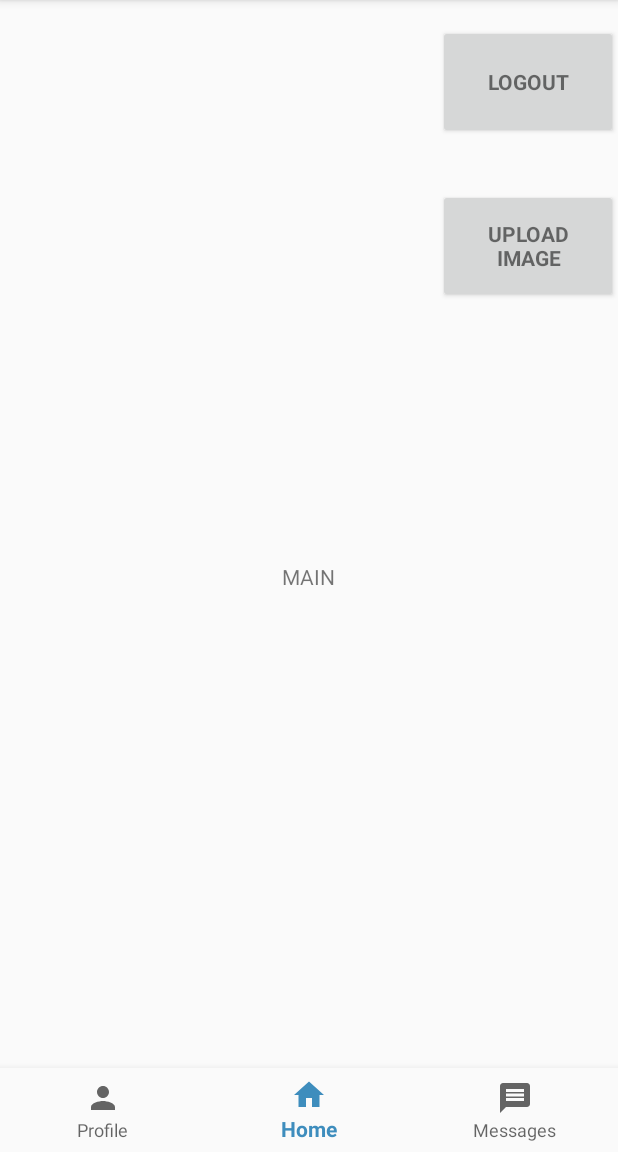
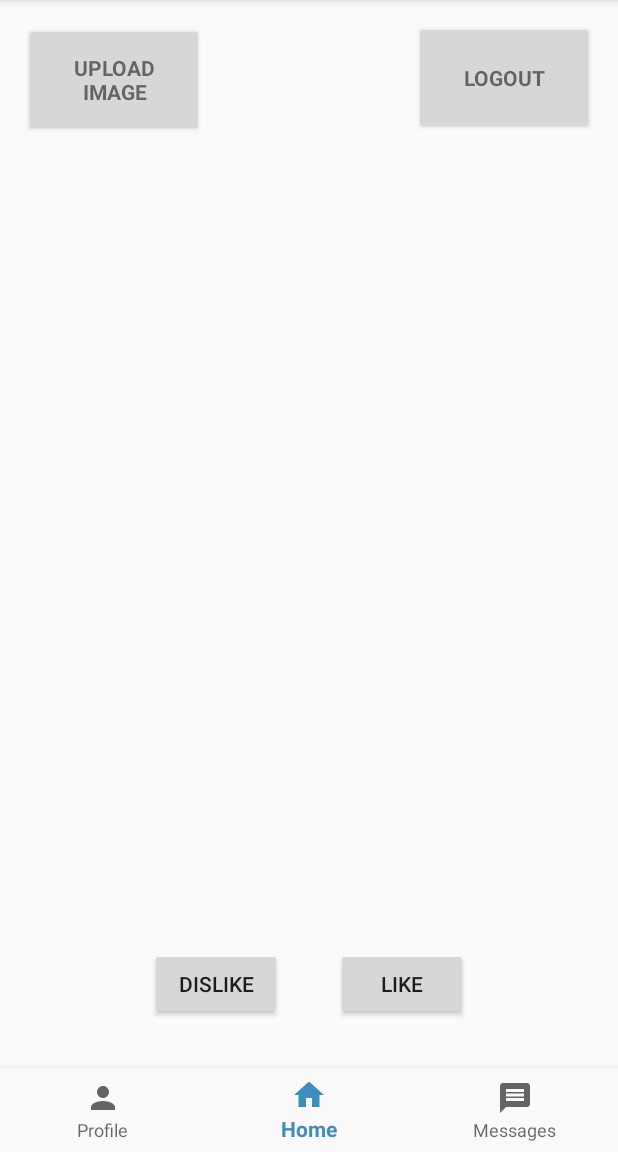
Before and after one commit to SamOstlund/Room8, an Android app: the screen it shows after launch once a user with an empty profile is signed in (MainActivity), on a phone screen of 412 x 824 dp, the part 84-1236 px from its top. Run offline under Robolectric (Android 15) with nearby library versions, the phone set to English and light mode, and no system bars; our stand-ins replace Firebase (no records; nobody signed in at launch, a user with empty details on screens opened directly); pictures from the network do not load.

Commit message:
Beginning of the matchmaking process. Created a userArrayAdapter class which will be used to display the cards. Made changes to the user class by adding a constructor that will create a user class just off of their unique ID. For the matchmaking process, we just need to figure out a way to display the arrayAdapter in a kind of list view or scroll view. We also need to change how our firebase database is set up so that we have a few more entries under each user. We need to have a "connections" with a sub tree under that called "yes" and another called "no". If a user likes someone, then the liked person's unique ID will be placed under the "yes" node with a value of 1 indicating it is true, same goes for the "no" with dislikes. Then after each like, check for a match by going to the liked persons likes and see if the swiping user is under their yes category. If they are present, then it is a match and should be put under another category(that we need to create) called "matches".

```diff
--- a/app/build.gradle
+++ b/app/build.gradle
@@ -35,6 +35,7 @@ dependencies {
     testImplementation 'junit:junit:4.12'
     androidTestImplementation 'com.android.support.test:runner:1.0.2'
     androidTestImplementation 'com.android.support.test.espresso:espresso-core:3.0.2'
+    implementation 'com.android.support:cardview-v7:28.0.0'
 
 }
 
--- a/app/src/main/java/com/example/room8/MainActivity.java
+++ b/app/src/main/java/com/example/room8/MainActivity.java
@@ -1,26 +1,42 @@
 package com.example.room8;
 
+import android.content.Context;
 import android.os.Bundle;
 import android.support.annotation.NonNull;
+import android.support.annotation.Nullable;
 import android.support.design.widget.BottomNavigationView;
 import android.support.v7.app.AppCompatActivity;
+import android.support.v7.widget.CardView;
 import android.view.MenuItem;
 import android.view.View;
 import android.widget.Button;
+import android.widget.ListView;
 import android.widget.TextView;
 import android.content.Intent;
 import android.view.Menu;
 
 import com.google.firebase.auth.FirebaseAuth;
 import com.google.firebase.auth.FirebaseUser;
+import com.google.firebase.database.ChildEventListener;
+import com.google.firebase.database.DataSnapshot;
+import com.google.firebase.database.DatabaseError;
+import com.google.firebase.database.DatabaseReference;
+
+
+import java.util.ArrayList;
+import java.util.List;
+
 /*Match making process needs to be completed*/
 public class MainActivity extends AppCompatActivity {
 
     private TextView mTextMessage;
     private FirebaseAuth mAuth;
     private FirebaseAuth.AuthStateListener firebaseAuthStateListener;
-    private Button logout;
-    private Button uploadImage;
+    private Button logout, uploadImage, dislikeButton, likeButton;
+    private DatabaseReference databaseReference;
+    private ArrayList<user> possibleMatches;
+    private userArrayAdapter myUserArrayAdapter;
+    private ListView cardFrame;
 
 
     @Override
@@ -92,6 +108,29 @@ public class MainActivity extends AppCompatActivity {
             }
        });
 
+
+
+       //MATCHMAKING
+        dislikeButton = findViewById(R.id.dislikeButton);
+        likeButton = findViewById(R.id.likeButton);
+        cardFrame = findViewById(R.id.myListView);
+
+
+        String currentID = mAuth.getCurrentUser().getUid(); //string will hold the current logged in User ID
+        databaseReference = com.google.firebase.database.FirebaseDatabase.getInstance().getReference().child("Users"); //This creates a database reference that will reference our list of users
+
+        possibleMatches = new ArrayList<user>();
+
+        getPotentialMatches();
+        myUserArrayAdapter = new userArrayAdapter(this, R.layout.user_item, possibleMatches);
+
+        cardFrame.setAdapter(myUserArrayAdapter);
+
+
+
+
+
+
     }
     private void logOut(){
         mAuth.signOut();
@@ -109,5 +148,44 @@ public class MainActivity extends AppCompatActivity {
         mAuth.removeAuthStateListener(firebaseAuthStateListener);
     }
 
+    private void getPotentialMatches()
+    {
+        databaseReference.addChildEventListener(new ChildEventListener() {
+            @Override
+            public void onChildAdded(@NonNull DataSnapshot dataSnapshot, @Nullable String s)
+            {
+                if (dataSnapshot.exists() && !dataSnapshot.child("connections").child("no").hasChild(mAuth.getCurrentUser().getUid()) && !dataSnapshot.child("connections").child("yes").hasChild(mAuth.getCurrentUser().getUid()) && !dataSnapshot.child("matches").hasChild(mAuth.getCurrentUser().getUid()))
+                {
+                    user obj = new user(dataSnapshot.getKey());
+                    possibleMatches.add(obj);
+                    myUserArrayAdapter.notifyDataSetChanged();
+                }
+            }
+
+            @Override
+            public void onChildChanged(@NonNull DataSnapshot dataSnapshot, @Nullable String s)
+            {
+
+            }
+
+            @Override
+            public void onChildRemoved(@NonNull DataSnapshot dataSnapshot)
+            {
+
+            }
+
+            @Override
+            public void onChildMoved(@NonNull DataSnapshot dataSnapshot, @Nullable String s)
+            {
+
+            }
+
+            @Override
+            public void onCancelled(@NonNull DatabaseError databaseError)
+            {
+
+            }
+        });
+    }
 
 }
--- a/app/src/main/java/com/example/room8/profileActivity.java
+++ b/app/src/main/java/com/example/room8/profileActivity.java
@@ -23,7 +23,7 @@ import com.google.firebase.database.ValueEventListener;
 public class profileActivity extends AppCompatActivity
 {
     private FirebaseAuth mAuth;
-    DatabaseReference databaseReference;
+    private DatabaseReference databaseReference;
     private FirebaseUser loggedInUser;
     private TextView nameBox, ageBox, bioBox, nameIDBox, ageIDBox, minIDBox, minBox, maxIDBox, maxBox, bioIDBox;
     private ImageView userPIC;
--- a/app/src/main/java/com/example/room8/registerActivity.java
+++ b/app/src/main/java/com/example/room8/registerActivity.java
@@ -108,12 +108,10 @@ public class registerActivity extends AppCompatActivity {
     }
 
     private boolean isEmailValid(String email) {
-        //TODO: Replace this with your own logic
         return email.contains("@");
     }
 
     private boolean isPasswordValid(String password) {
-        //TODO: Replace this with your own logic
         return password.length() > 4;
     }
 
--- a/app/src/main/res/layout/activity_main.xml
+++ b/app/src/main/res/layout/activity_main.xml
@@ -27,10 +27,10 @@
         android:visibility="visible"
         app:layout_constraintBottom_toBottomOf="@+id/navigation"
         app:layout_constraintEnd_toEndOf="parent"
-        app:layout_constraintHorizontal_bias="1.0"
+        app:layout_constraintHorizontal_bias="0.945"
         app:layout_constraintStart_toStartOf="parent"
         app:layout_constraintTop_toTopOf="parent"
-        app:layout_constraintVertical_bias="0.024" />
+        app:layout_constraintVertical_bias="0.02" />
 
     <Button
 
@@ -43,27 +43,48 @@
         android:visibility="visible"
         app:layout_constraintBottom_toBottomOf="@+id/navigation"
         app:layout_constraintEnd_toEndOf="parent"
-        app:layout_constraintHorizontal_bias="1.0"
+        app:layout_constraintHorizontal_bias="0.054"
         app:layout_constraintStart_toStartOf="parent"
         app:layout_constraintTop_toTopOf="parent"
-        app:layout_constraintVertical_bias="0.182" />
+        app:layout_constraintVertical_bias="0.022" />
 
 
-    <TextView
-        android:id="@+id/textView2"
+    <Button
+        android:id="@+id/dislikeButton"
         android:layout_width="wrap_content"
         android:layout_height="wrap_content"
-        android:layout_marginStart="8dp"
-        android:layout_marginLeft="8dp"
-        android:layout_marginTop="8dp"
-        android:layout_marginEnd="8dp"
-        android:layout_marginRight="8dp"
-        android:layout_marginBottom="8dp"
-        android:text="MAIN"
-        app:layout_constraintBottom_toBottomOf="@+id/navigation"
+        android:layout_marginStart="100dp"
+        android:layout_marginLeft="100dp"
+        android:layout_marginBottom="32dp"
+        android:text="Dislike"
+        app:layout_constraintBottom_toTopOf="@+id/navigation"
+        app:layout_constraintStart_toStartOf="parent" />
+
+    <Button
+        android:id="@+id/likeButton"
+        android:layout_width="wrap_content"
+        android:layout_height="wrap_content"
+        android:layout_marginEnd="100dp"
+        android:layout_marginRight="100dp"
+        android:layout_marginBottom="32dp"
+        android:text="Like"
+        app:layout_constraintBottom_toTopOf="@+id/navigation"
+        app:layout_constraintEnd_toEndOf="parent" />
+
+    <ListView
+        android:id="@+id/myListView"
+        android:layout_width="282dp"
+        android:layout_height="239dp"
+        android:layout_marginStart="64dp"
+        android:layout_marginLeft="64dp"
+        android:layout_marginTop="46dp"
+        android:layout_marginEnd="65dp"
+        android:layout_marginRight="65dp"
+        android:layout_marginBottom="94dp"
+        app:layout_constraintBottom_toTopOf="@+id/dislikeButton"
         app:layout_constraintEnd_toEndOf="parent"
         app:layout_constraintStart_toStartOf="parent"
-        app:layout_constraintTop_toTopOf="parent" />
+        app:layout_constraintTop_toBottomOf="@+id/uploadButton" />
 
 
 </android.support.constraint.ConstraintLayout>
```
Also changed, not shown: app/src/main/java/com/example/room8/user.java (+48 -4 lines), app/src/main/java/com/example/room8/userArrayAdapter.java (added, +56 -0 lines), app/src/main/res/layout/user_item.xml (added, +44 -0 lines).
